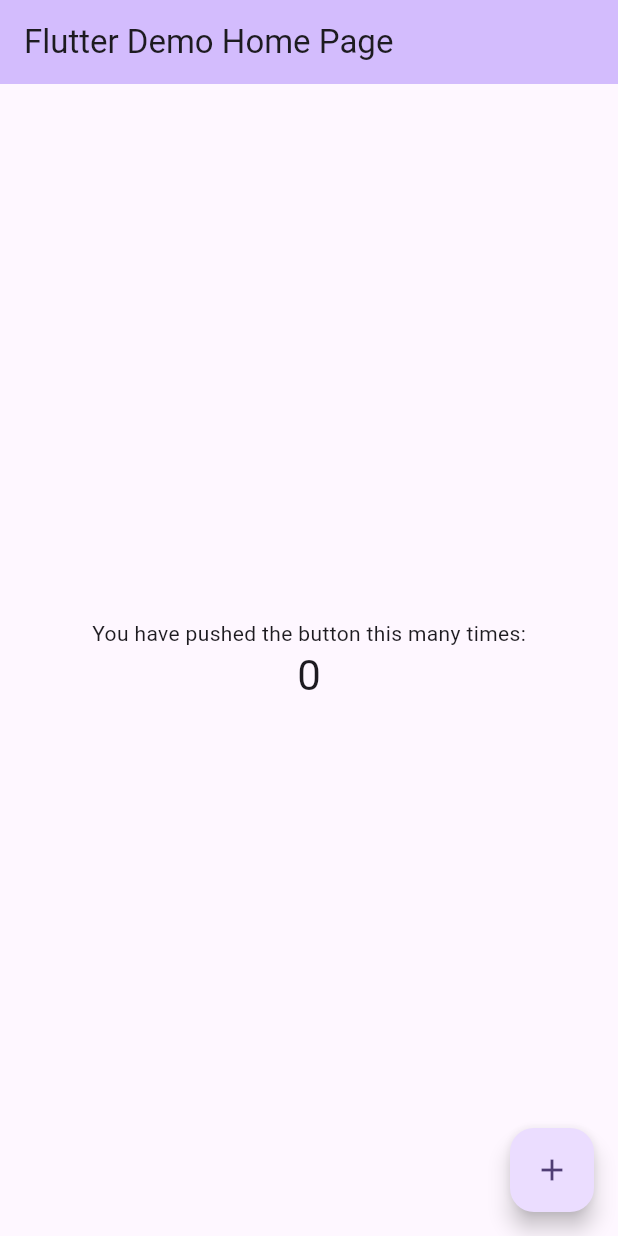
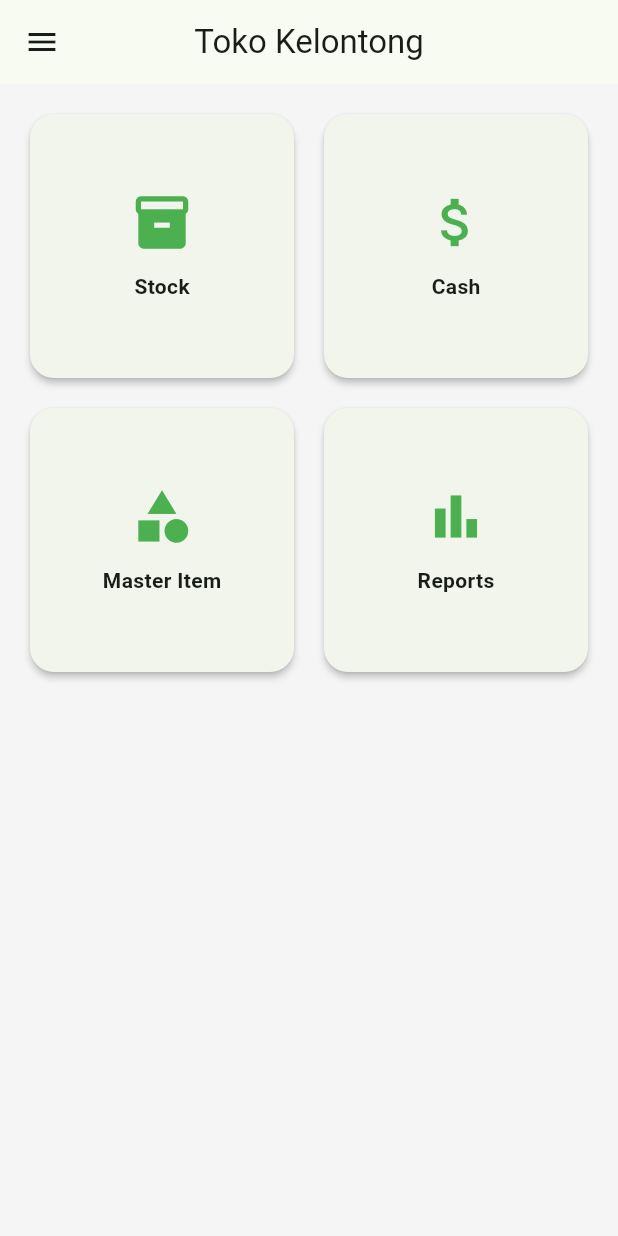
Before and after one commit to KomangArmawan27/toko_kelontong, a Flutter app: the screen it shows after launch, on a phone screen of 412 x 824 dp. Run offline on Flutter 3.47's test engine with Material 3 defaults, Android fonts, the phone set to English and light mode, and no system bars; our stand-ins replace isar; accounts and stored records are empty.

Commit message:
feat: Refactor main app structure and implement routing
- Updated main.dart to initialize app theme and routing.
- Created AppTheme class for centralized theme management.
- Implemented AppRouter for navigation between screens.
- Added DashboardScreen with a drawer and grid layout for dashboard cards.
- Introduced DashboardCard widget for reusable dashboard items.
- Set up Isar database service for data management.
- Added models for cash and item management.
- Integrated provider for state management.
- Updated pubspec.yaml with necessary dependencies.

```diff
--- /dev/null
+++ b/lib/core/theme/app_theme.dart
@@ -0,0 +1,21 @@
+import 'package:flutter/material.dart';
+
+class AppTheme {
+  static ThemeData lightTheme = ThemeData(
+    useMaterial3: true,
+    colorSchemeSeed: Colors.green,
+    scaffoldBackgroundColor: Colors.grey[100],
+
+    appBarTheme: const AppBarTheme(
+      centerTitle: true,
+      elevation: 0,
+    ),
+
+    cardTheme: CardThemeData(
+      elevation: 2,
+      shape: RoundedRectangleBorder(
+        borderRadius: BorderRadius.circular(16),
+      ),
+    ),
+  );
+}
--- /dev/null
+++ b/lib/database/isar_service.dart
@@ -0,0 +1,15 @@
+import 'package:isar/isar.dart';
+import 'package:path_provider/path_provider.dart';
+
+class IsarService {
+  static late Isar isar;
+
+  static Future<void> init() async {
+    final dir = await getApplicationDocumentsDirectory();
+
+    isar = await Isar.open(
+      [],
+      directory: dir.path,
+    );
+  }
+}
--- a/lib/main.dart
+++ b/lib/main.dart
@@ -1,122 +1,25 @@
 import 'package:flutter/material.dart';
 
-void main() {
+import 'core/theme/app_theme.dart';
+import 'routes/app_router.dart';
+
+void main() async {
+  WidgetsFlutterBinding.ensureInitialized();
+
   runApp(const MyApp());
 }
 
 class MyApp extends StatelessWidget {
   const MyApp({super.key});
 
-  // This widget is the root of your application.
   @override
   Widget build(BuildContext context) {
     return MaterialApp(
-      title: 'Flutter Demo',
-      theme: ThemeData(
-        // This is the theme of your application.
-        //
-        // TRY THIS: Try running your application with "flutter run". You'll see
-        // the application has a purple toolbar. Then, without quitting the app,
-        // try changing the seedColor in the colorScheme below to Colors.green
-        // and then invoke "hot reload" (save your changes or press the "hot
-        // reload" button in a Flutter-supported IDE, or press "r" if you used
-        // the command line to start the app).
-        //
-        // Notice that the counter didn't reset back to zero; the application
-        // state is not lost during the reload. To reset the state, use hot
-        // restart instead.
-        //
-        // This works for code too, not just values: Most code changes can be
-        // tested with just a hot reload.
-        colorScheme: .fromSeed(seedColor: Colors.deepPurple),
-      ),
-      home: const MyHomePage(title: 'Flutter Demo Home Page'),
+      title: 'Toko Kelontong',
+      debugShowCheckedModeBanner: false,
+      theme: AppTheme.lightTheme,
+      onGenerateRoute: AppRouter.generateRoute,
+      initialRoute: '/',
     );
   }
 }
-
-class MyHomePage extends StatefulWidget {
-  const MyHomePage({super.key, required this.title});
-
-  // This widget is the home page of your application. It is stateful, meaning
-  // that it has a State object (defined below) that contains fields that affect
-  // how it looks.
-
-  // This class is the configuration for the state. It holds the values (in this
-  // case the title) provided by the parent (in this case the App widget) and
-  // used by the build method of the State. Fields in a Widget subclass are
-  // always marked "final".
-
-  final String title;
-
-  @override
-  State<MyHomePage> createState() => _MyHomePageState();
-}
-
-class _MyHomePageState extends State<MyHomePage> {
-  int _counter = 0;
-
-  void _incrementCounter() {
-    setState(() {
-      // This call to setState tells the Flutter framework that something has
-      // changed in this State, which causes it to rerun the build method below
-      // so that the display can reflect the updated values. If we changed
-      // _counter without calling setState(), then the build method would not be
-      // called again, and so nothing would appear to happen.
-      _counter++;
-    });
-  }
-
-  @override
-  Widget build(BuildContext context) {
-    // This method is rerun every time setState is called, for instance as done
-    // by the _incrementCounter method above.
-    //
-    // The Flutter framework has been optimized to make rerunning build methods
-    // fast, so that you can just rebuild anything that needs updating rather
-    // than having to individually change instances of widgets.
-    return Scaffold(
-      appBar: AppBar(
-        // TRY THIS: Try changing the color here to a specific color (to
-        // Colors.amber, perhaps?) and trigger a hot reload to see the AppBar
-        // change color while the other colors stay the same.
-        backgroundColor: Theme.of(context).colorScheme.inversePrimary,
-        // Here we take the value from the MyHomePage object that was created by
-        // the App.build method, and use it to set our appbar title.
-        title: Text(widget.title),
-      ),
-      body: Center(
-        // Center is a layout widget. It takes a single child and positions it
-        // in the middle of the parent.
-        child: Column(
-          // Column is also a layout widget. It takes a list of children and
-          // arranges them vertically. By default, it sizes itself to fit its
-          // children horizontally, and tries to be as tall as its parent.
-          //
-          // Column has various properties to control how it sizes itself and
-          // how it positions its children. Here we use mainAxisAlignment to
-          // center the children vertically; the main axis here is the vertical
-          // axis because Columns are vertical (the cross axis would be
-          // horizontal).
-          //
-          // TRY THIS: Invoke "debug painting" (choose the "Toggle Debug Paint"
-          // action in the IDE, or press "p" in the console), to see the
-          // wireframe for each widget.
-          mainAxisAlignment: .center,
-          children: [
-            const Text('You have pushed the button this many times:'),
-            Text(
-              '$_counter',
-              style: Theme.of(context).textTheme.headlineMedium,
-            ),
-          ],
-        ),
-      ),
-      floatingActionButton: FloatingActionButton(
-        onPressed: _incrementCounter,
-        tooltip: 'Increment',
-        child: const Icon(Icons.add),
-      ),
-    );
-  }
-}
--- /dev/null
+++ b/lib/models/item_model.dart
@@ -0,0 +1,17 @@
+class ItemModel {
+  final int? id;
+  final String name;
+  final String category;
+  final int stock;
+  final double buyPrice;
+  final double sellPrice;
+
+  ItemModel({
+    this.id,
+    required this.name,
+    required this.category,
+    required this.stock,
+    required this.buyPrice,
+    required this.sellPrice,
+  });
+}
--- /dev/null
+++ b/lib/routes/app_router.dart
@@ -0,0 +1,22 @@
+import 'package:flutter/material.dart';
+import '../screens/dashboard/dashboard_screen.dart';
+
+class AppRouter {
+  static Route<dynamic> generateRoute(RouteSettings settings) {
+    switch (settings.name) {
+      case '/':
+        return MaterialPageRoute(
+          builder: (_) => const DashboardScreen(),
+        );
+
+      default:
+        return MaterialPageRoute(
+          builder: (_) => const Scaffold(
+            body: Center(
+              child: Text('Page Not Found'),
+            ),
+          ),
+        );
+    }
+  }
+}
--- /dev/null
+++ b/lib/screens/dashboard/dashboard_screen.dart
@@ -0,0 +1,82 @@
+import 'package:flutter/material.dart';
+import '../../widgets/dashboard_card.dart';
+
+class DashboardScreen extends StatelessWidget {
+  const DashboardScreen({super.key});
+
+  @override
+  Widget build(BuildContext context) {
+    return Scaffold(
+      appBar: AppBar(
+        title: const Text('Toko Kelontong'),
+      ),
+
+      drawer: Drawer(
+        child: ListView(
+          children: const [
+            DrawerHeader(
+              child: Text(
+                'Menu',
+                style: TextStyle(fontSize: 24),
+              ),
+            ),
+
+            ListTile(
+              leading: Icon(Icons.dashboard),
+              title: Text('Dashboard'),
+            ),
+
+            ListTile(
+              leading: Icon(Icons.inventory),
+              title: Text('Stock Management'),
+            ),
+
+            ListTile(
+              leading: Icon(Icons.attach_money),
+              title: Text('Cash Management'),
+            ),
+
+            ListTile(
+              leading: Icon(Icons.category),
+              title: Text('Master Item'),
+            ),
+          ],
+        ),
+      ),
+
+      body: Padding(
+        padding: const EdgeInsets.all(16),
+        child: GridView.count(
+          crossAxisCount: 2,
+          crossAxisSpacing: 12,
+          mainAxisSpacing: 12,
+          children: [
+            DashboardCard(
+              title: 'Stock',
+              icon: Icons.inventory,
+              onTap: () {},
+            ),
+
+            DashboardCard(
+              title: 'Cash',
+              icon: Icons.attach_money,
+              onTap: () {},
+            ),
+
+            DashboardCard(
+              title: 'Master Item',
+              icon: Icons.category,
+              onTap: () {},
+            ),
+
+            DashboardCard(
+              title: 'Reports',
+              icon: Icons.bar_chart,
+              onTap: () {},
+            ),
+          ],
+        ),
+      ),
+    );
+  }
+}
--- /dev/null
+++ b/lib/widgets/dashboard_card.dart
@@ -0,0 +1,46 @@
+import 'package:flutter/material.dart';
+
+class DashboardCard extends StatelessWidget {
+  final String title;
+  final IconData icon;
+  final VoidCallback onTap;
+
+  const DashboardCard({
+    super.key,
+    required this.title,
+    required this.icon,
+    required this.onTap,
+  });
+
+  @override
+  Widget build(BuildContext context) {
+    return InkWell(
+      borderRadius: BorderRadius.circular(16),
+      onTap: onTap,
+      child: Card(
+        child: Padding(
+          padding: const EdgeInsets.all(16),
+          child: Column(
+            mainAxisAlignment: MainAxisAlignment.center,
+            children: [
+              Icon(
+                icon,
+                size: 42,
+                color: Colors.green,
+              ),
+
+              const SizedBox(height: 12),
+
+              Text(
+                title,
+                style: const TextStyle(
+                  fontWeight: FontWeight.bold,
+                ),
+              )
+            ],
+          ),
+        ),
+      ),
+    );
+  }
+}
```
Also changed, not shown: pubspec.yaml (+11 -0 lines), lib/models/cash_model.dart (added), lib/models/stock_model.dart (added), lib/providers/cash_provider.dart (added), lib/providers/item_provider.dart (added), lib/providers/stock_provider.dart (added), pubspec.lock, 2 other files.
